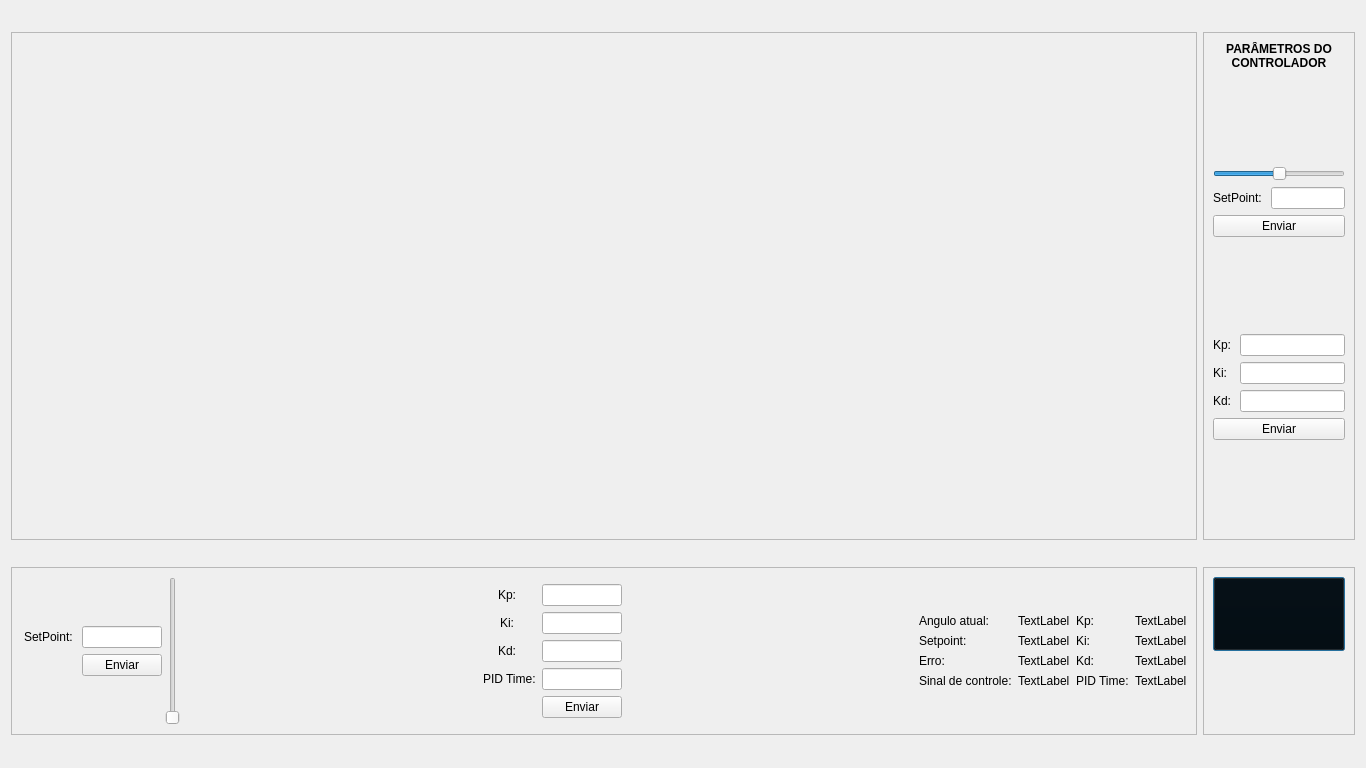
First picture: the form in rqt_gui_aeropendulum/resource/MyPlugin.ui, repository mateusmenezes95/aeropendulum, before the edit.
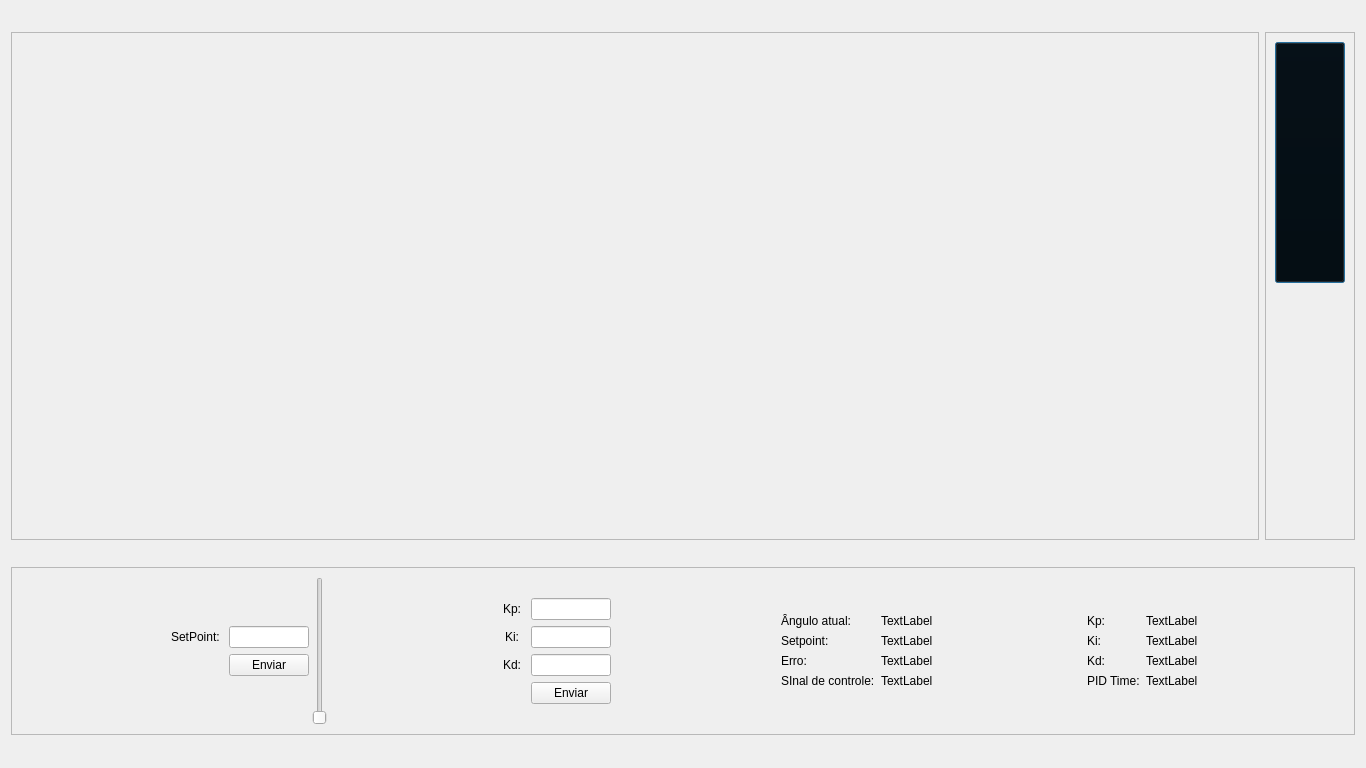
Second picture: the form after the edit. Icons and pictures are not drawn.

```diff
--- a/rqt_gui_aeropendulum/resource/MyPlugin.ui
+++ b/rqt_gui_aeropendulum/resource/MyPlugin.ui
@@ -16,9 +16,15 @@
   <layout class="QGridLayout" name="gridLayout">
    <item row="0" column="1">
     <widget class="QFrame" name="ParametersFrame">
+     <property name="sizePolicy">
+      <sizepolicy hsizetype="Preferred" vsizetype="Preferred">
+       <horstretch>0</horstretch>
+       <verstretch>0</verstretch>
+      </sizepolicy>
+     </property>
      <property name="maximumSize">
       <size>
-       <width>152</width>
+       <width>90</width>
        <height>508</height>
       </size>
      </property>
@@ -36,208 +42,80 @@
        <number>9</number>
       </property>
       <item>
-       <widget class="QLabel" name="label">
-        <property name="font">
-         <font>
-          <family>Liberation Sans</family>
-          <weight>75</weight>
-          <bold>true</bold>
-         </font>
+       <widget class="QPushButton" name="csvButton">
+        <property name="sizePolicy">
+         <sizepolicy hsizetype="Preferred" vsizetype="Preferred">
+          <horstretch>0</horstretch>
+          <verstretch>0</verstretch>
+         </sizepolicy>
         </property>
-        <property name="text">
-         <string>PARÂMETROS DO CONTROLADOR</string>
+        <property name="mouseTracking">
+         <bool>false</bool>
         </property>
-        <property name="alignment">
-         <set>Qt::AlignCenter</set>
+        <property name="autoFillBackground">
+         <bool>false</bool>
         </property>
-        <property name="wordWrap">
-         <bool>true</bool>
+        <property name="styleSheet">
+         <string notr="true">background: transparent;</string>
         </property>
-       </widget>
-      </item>
-      <item>
-       <spacer name="verticalSpacer_2">
-        <property name="orientation">
-         <enum>Qt::Vertical</enum>
+        <property name="text">
+         <string/>
         </property>
-        <property name="sizeType">
-         <enum>QSizePolicy::Expanding</enum>
+        <property name="icon">
+         <iconset>
+          <normaloff>icons/csv.svg</normaloff>icons/csv.svg</iconset>
         </property>
-        <property name="sizeHint" stdset="0">
+        <property name="iconSize">
          <size>
-          <width>20</width>
-          <height>80</height>
+          <width>64</width>
+          <height>64</height>
          </size>
         </property>
-       </spacer>
-      </item>
-      <item>
-       <widget class="QSlider" name="setPointSlider">
-        <property name="layoutDirection">
-         <enum>Qt::LeftToRight</enum>
+        <property name="default">
+         <bool>true</bool>
         </property>
-        <property name="minimum">
-         <number>-10</number>
-        </property>
-        <property name="maximum">
-         <number>10</number>
-        </property>
-        <property name="value">
-         <number>0</number>
-        </property>
-        <property name="tracking">
+        <property name="flat">
          <bool>false</bool>
         </property>
-        <property name="orientation">
-         <enum>Qt::Horizontal</enum>
-        </property>
-        <property name="invertedAppearance">
-         <bool>false</bool>
-        </property>
-        <property name="invertedControls">
-         <bool>false</bool>
-        </property>
-        <property name="tickPosition">
-         <enum>QSlider::NoTicks</enum>
-        </property>
-        <property name="tickInterval">
-         <number>2</number>
-        </property>
        </widget>
       </item>
       <item>
-       <layout class="QHBoxLayout" name="SetPointLayout">
-        <property name="spacing">
-         <number>9</number>
+       <widget class="QPushButton" name="stepResponseButton">
+        <property name="sizePolicy">
+         <sizepolicy hsizetype="Preferred" vsizetype="Preferred">
+          <horstretch>0</horstretch>
+          <verstretch>0</verstretch>
+         </sizepolicy>
         </property>
-        <item>
-         <widget class="QLabel" name="label_2">
-          <property name="text">
-           <string>SetPoint:</string>
-          </property>
-         </widget>
-        </item>
-        <item>
-         <widget class="QLineEdit" name="setPointInput">
-          <property name="maxLength">
-           <number>5</number>
-          </property>
-         </widget>
-        </item>
-       </layout>
-      </item>
-      <item>
-       <widget class="QPushButton" name="setPointButton">
-        <property name="text">
-         <string>Enviar</string>
-        </property>
-       </widget>
-      </item>
-      <item>
-       <spacer name="verticalSpacer">
-        <property name="orientation">
-         <enum>Qt::Vertical</enum>
-        </property>
-        <property name="sizeType">
-         <enum>QSizePolicy::Expanding</enum>
-        </property>
-        <property name="sizeHint" stdset="0">
+        <property name="maximumSize">
          <size>
-          <width>20</width>
-          <height>80</height>
+          <width>16777204</width>
+          <height>16777215</height>
          </size>
         </property>
-       </spacer>
-      </item>
-      <item>
-       <layout class="QVBoxLayout" name="PIDParametersLayout">
-        <item>
-         <layout class="QHBoxLayout" name="KpLayout">
-          <property name="spacing">
-           <number>9</number>
-          </property>
-          <item>
-           <widget class="QLabel" name="label_3">
-            <property name="text">
-             <string>Kp:</string>
-            </property>
-           </widget>
-          </item>
-          <item>
-           <widget class="QLineEdit" name="kpInput">
-            <property name="maxLength">
-             <number>5</number>
-            </property>
-            <property name="frame">
-             <bool>true</bool>
-            </property>
-           </widget>
-          </item>
-         </layout>
-        </item>
-        <item>
-         <layout class="QHBoxLayout" name="KiLayout">
-          <property name="spacing">
-           <number>13</number>
-          </property>
-          <item>
-           <widget class="QLabel" name="label_4">
-            <property name="text">
-             <string>Ki:</string>
-            </property>
-           </widget>
-          </item>
-          <item>
-           <widget class="QLineEdit" name="kiInput">
-            <property name="maxLength">
-             <number>5</number>
-            </property>
-           </widget>
-          </item>
-         </layout>
-        </item>
-        <item>
-         <layout class="QHBoxLayout" name="KdLayout">
-          <property name="spacing">
-           <number>9</number>
-          </property>
-          <item>
-           <widget class="QLabel" name="label_5">
-            <property name="text">
-             <string>Kd:</string>
-            </property>
-           </widget>
-          </item>
-          <item>
-           <widget class="QLineEdit" name="kdInput">
-            <property name="maxLength">
-             <number>5</number>
-            </property>
-           </widget>
-          </item>
-         </layout>
-        </item>
-       </layout>
-      </item>
-      <item>
-       <widget class="QPushButton" name="kParametersButton">
         <property name="text">
-         <string>Enviar</string>
+         <string/>
         </property>
-       </widget>
-      </item>
-      <item>
-       <spacer name="verticalSpacer_3">
-        <property name="orientation">
-         <enum>Qt::Vertical</enum>
+        <property name="icon">
+         <iconset>
+          <normaloff>icons/graphs.svg</normaloff>icons/graphs.svg</iconset>
         </property>
-        <property name="sizeHint" stdset="0">
+        <property name="iconSize">
          <size>
-          <width>20</width>
-          <height>40</height>
+          <width>64</width>
+          <height>64</height>
          </size>
         </property>
-       </spacer>
+        <property name="autoDefault">
+         <bool>false</bool>
+        </property>
+        <property name="default">
+         <bool>false</bool>
+        </property>
+        <property name="flat">
+         <bool>true</bool>
+        </property>
+       </widget>
       </item>
      </layout>
     </widget>
@@ -270,7 +148,7 @@
      </layout>
     </widget>
    </item>
-   <item row="1" column="0">
+   <item row="1" column="0" colspan="2">
     <widget class="QFrame" name="IconsFrame">
      <property name="maximumSize">
       <size>
@@ -285,6 +163,19 @@
       <enum>QFrame::Raised</enum>
      </property>
      <layout class="QHBoxLayout" name="horizontalLayout_2">
+      <item>
+       <spacer name="horizontalSpacer_4">
+        <property name="orientation">
+         <enum>Qt::Horizontal</enum>
+        </property>
+        <property name="sizeHint" stdset="0">
+         <size>
+          <width>40</width>
+          <height>20</height>
+         </size>
+        </property>
+       </spacer>
+      </item>
       <item>
        <layout class="QGridLayout" name="gridLayout_2">
         <item row="0" column="1">
@@ -306,7 +197,7 @@
            <set>Qt::AlignCenter</set>
           </property>
           <item row="2" column="1">
-           <widget class="QLineEdit" name="lineEdit_5">
+           <widget class="QLineEdit" name="setPointInput">
             <property name="sizePolicy">
              <sizepolicy hsizetype="Preferred" vsizetype="Fixed">
               <horstretch>0</horstretch>
@@ -329,7 +220,7 @@
            </widget>
           </item>
           <item row="3" column="1">
-           <widget class="QPushButton" name="setPointButton_2">
+           <widget class="QPushButton" name="setPointButton">
             <property name="sizePolicy">
              <sizepolicy hsizetype="Minimum" vsizetype="Fixed">
               <horstretch>0</horstretch>
@@ -363,7 +254,7 @@
          <enum>Qt::Horizontal</enum>
         </property>
         <property name="sizeType">
-         <enum>QSizePolicy::Minimum</enum>
+         <enum>QSizePolicy::Expanding</enum>
         </property>
         <property name="sizeHint" stdset="0">
          <size>
@@ -375,6 +266,9 @@
       </item>
       <item>
        <layout class="QFormLayout" name="formLayout_2">
+        <property name="fieldGrowthPolicy">
+         <enum>QFormLayout::AllNonFixedFieldsGrow</enum>
+        </property>
         <property name="labelAlignment">
          <set>Qt::AlignCenter</set>
         </property>
@@ -388,27 +282,6 @@
           </property>
          </widget>
         </item>
-        <item row="1" column="0">
-         <widget class="QLabel" name="label_7">
-          <property name="text">
-           <string>Ki: </string>
-          </property>
-         </widget>
-        </item>
-        <item row="2" column="0">
-         <widget class="QLabel" name="label_8">
-          <property name="text">
-           <string>Kd: </string>
-          </property>
-         </widget>
-        </item>
-        <item row="3" column="0">
-         <widget class="QLabel" name="label_9">
-          <property name="text">
-           <string>PID Time:</string>
-          </property>
-         </widget>
-        </item>
         <item row="0" column="1">
          <widget class="QLineEdit" name="lineEdit">
           <property name="maximumSize">
@@ -419,6 +292,13 @@
           </property>
          </widget>
         </item>
+        <item row="1" column="0">
+         <widget class="QLabel" name="label_7">
+          <property name="text">
+           <string>Ki: </string>
+          </property>
+         </widget>
+        </item>
         <item row="1" column="1">
          <widget class="QLineEdit" name="lineEdit_2">
           <property name="maximumSize">
@@ -429,6 +309,13 @@
           </property>
          </widget>
         </item>
+        <item row="2" column="0">
+         <widget class="QLabel" name="label_8">
+          <property name="text">
+           <string>Kd: </string>
+          </property>
+         </widget>
+        </item>
         <item row="2" column="1">
          <widget class="QLineEdit" name="lineEdit_3">
           <property name="maximumSize">
@@ -440,16 +327,6 @@
          </widget>
         </item>
         <item row="3" column="1">
-         <widget class="QLineEdit" name="lineEdit_4">
-          <property name="maximumSize">
-           <size>
-            <width>80</width>
-            <height>16777215</height>
-           </size>
-          </property>
-         </widget>
-        </item>
-        <item row="4" column="1">
          <widget class="QPushButton" name="pushButton">
           <property name="maximumSize">
            <size>
@@ -470,7 +347,7 @@
          <enum>Qt::Horizontal</enum>
         </property>
         <property name="sizeType">
-         <enum>QSizePolicy::Minimum</enum>
+         <enum>QSizePolicy::Expanding</enum>
         </property>
         <property name="sizeHint" stdset="0">
          <size>
@@ -481,234 +358,165 @@
        </spacer>
       </item>
       <item>
-       <layout class="QHBoxLayout" name="horizontalLayout">
-        <item>
-         <layout class="QFormLayout" name="formLayout_5">
-          <property name="fieldGrowthPolicy">
-           <enum>QFormLayout::AllNonFixedFieldsGrow</enum>
+       <layout class="QFormLayout" name="formLayout_3">
+        <property name="fieldGrowthPolicy">
+         <enum>QFormLayout::AllNonFixedFieldsGrow</enum>
+        </property>
+        <property name="formAlignment">
+         <set>Qt::AlignLeading|Qt::AlignLeft|Qt::AlignVCenter</set>
+        </property>
+        <item row="0" column="0">
+         <widget class="QLabel" name="label">
+          <property name="text">
+           <string>Ângulo atual:</string>
           </property>
-          <property name="formAlignment">
-           <set>Qt::AlignLeading|Qt::AlignLeft|Qt::AlignVCenter</set>
+         </widget>
+        </item>
+        <item row="0" column="1">
+         <widget class="QLabel" name="actualAngleLabel">
+          <property name="text">
+           <string>TextLabel</string>
           </property>
-          <item row="0" column="0">
-           <widget class="QLabel" name="label_12">
-            <property name="text">
-             <string>Angulo atual: </string>
-            </property>
-           </widget>
-          </item>
-          <item row="0" column="1">
-           <widget class="QLabel" name="label_13">
-            <property name="text">
-             <string>TextLabel</string>
-            </property>
-           </widget>
-          </item>
-          <item row="1" column="0">
-           <widget class="QLabel" name="label_14">
-            <property name="text">
-             <string>Setpoint: </string>
-            </property>
-           </widget>
-          </item>
-          <item row="1" column="1">
-           <widget class="QLabel" name="label_17">
-            <property name="text">
-             <string>TextLabel</string>
-            </property>
-           </widget>
-          </item>
-          <item row="2" column="0">
-           <widget class="QLabel" name="label_15">
-            <property name="text">
-             <string>Erro:</string>
-            </property>
-           </widget>
-          </item>
-          <item row="2" column="1">
-           <widget class="QLabel" name="label_18">
-            <property name="text">
-             <string>TextLabel</string>
-            </property>
-           </widget>
-          </item>
-          <item row="3" column="0">
-           <widget class="QLabel" name="label_16">
-            <property name="text">
-             <string>Sinal de controle:</string>
-            </property>
-           </widget>
-          </item>
-          <item row="3" column="1">
-           <widget class="QLabel" name="label_19">
-            <property name="text">
-             <string>TextLabel</string>
-            </property>
-           </widget>
-          </item>
-         </layout>
+         </widget>
         </item>
-        <item>
-         <layout class="QFormLayout" name="formLayout_3">
-          <property name="fieldGrowthPolicy">
-           <enum>QFormLayout::AllNonFixedFieldsGrow</enum>
+        <item row="1" column="0">
+         <widget class="QLabel" name="label_4">
+          <property name="text">
+           <string>Setpoint: </string>
           </property>
-          <property name="formAlignment">
-           <set>Qt::AlignLeading|Qt::AlignLeft|Qt::AlignVCenter</set>
+         </widget>
+        </item>
+        <item row="1" column="1">
+         <widget class="QLabel" name="setPointLabel">
+          <property name="text">
+           <string>TextLabel</string>
           </property>
-          <item row="0" column="0">
-           <widget class="QLabel" name="label_10">
-            <property name="text">
-             <string>Kp:</string>
-            </property>
-           </widget>
-          </item>
-          <item row="1" column="0">
-           <widget class="QLabel" name="label_20">
-            <property name="text">
-             <string>Ki:</string>
-            </property>
-           </widget>
-          </item>
-          <item row="2" column="0">
-           <widget class="QLabel" name="label_21">
-            <property name="text">
-             <string>Kd:</string>
-            </property>
-           </widget>
-          </item>
-          <item row="3" column="0">
-           <widget class="QLabel" name="label_22">
-            <property name="text">
-             <string>PID Time:</string>
-            </property>
-           </widget>
-          </item>
-          <item row="0" column="1">
-           <widget class="QLabel" name="label_23">
-            <property name="text">
-             <string>TextLabel</string>
-            </property>
-           </widget>
-          </item>
-          <item row="1" column="1">
-           <widget class="QLabel" name="label_24">
-            <property name="text">
-             <string>TextLabel</string>
-            </property>
-           </widget>
-          </item>
-          <item row="2" column="1">
-           <widget class="QLabel" name="label_25">
-            <property name="text">
-             <string>TextLabel</string>
-            </property>
-           </widget>
-          </item>
-          <item row="3" column="1">
-           <widget class="QLabel" name="label_26">
-            <property name="text">
-             <string>TextLabel</string>
-            </property>
-           </widget>
-          </item>
-         </layout>
+         </widget>
         </item>
+        <item row="2" column="0">
+         <widget class="QLabel" name="label_5">
+          <property name="text">
+           <string>Erro: </string>
+          </property>
+         </widget>
+        </item>
+        <item row="2" column="1">
+         <widget class="QLabel" name="errorLabel">
+          <property name="text">
+           <string>TextLabel</string>
+          </property>
+         </widget>
+        </item>
+        <item row="3" column="0">
+         <widget class="QLabel" name="label_10">
+          <property name="text">
+           <string>SInal de controle:</string>
+          </property>
+         </widget>
+        </item>
+        <item row="3" column="1">
+         <widget class="QLabel" name="controlSignalLabel">
+          <property name="text">
+           <string>TextLabel</string>
+          </property>
+         </widget>
+        </item>
        </layout>
       </item>
-     </layout>
-    </widget>
-   </item>
-   <item row="1" column="1">
-    <widget class="QFrame" name="frame">
-     <property name="frameShape">
-      <enum>QFrame::StyledPanel</enum>
-     </property>
-     <property name="frameShadow">
-      <enum>QFrame::Raised</enum>
-     </property>
-     <layout class="QVBoxLayout" name="verticalLayout_2">
-      <property name="spacing">
-       <number>0</number>
-      </property>
-      <property name="bottomMargin">
-       <number>9</number>
-      </property>
       <item>
-       <widget class="QPushButton" name="csvButton">
-        <property name="sizePolicy">
-         <sizepolicy hsizetype="Preferred" vsizetype="Preferred">
-          <horstretch>0</horstretch>
-          <verstretch>0</verstretch>
-         </sizepolicy>
+       <spacer name="horizontalSpacer_3">
+        <property name="orientation">
+         <enum>Qt::Horizontal</enum>
         </property>
-        <property name="mouseTracking">
-         <bool>false</bool>
+        <property name="sizeType">
+         <enum>QSizePolicy::Expanding</enum>
         </property>
-        <property name="autoFillBackground">
-         <bool>false</bool>
-        </property>
-        <property name="styleSheet">
-         <string notr="true">background: transparent;</string>
-        </property>
-        <property name="text">
-         <string/>
-        </property>
-        <property name="icon">
-         <iconset>
-          <normaloff>icons/csv.svg</normaloff>icons/csv.svg</iconset>
-        </property>
-        <property name="iconSize">
+        <property name="sizeHint" stdset="0">
          <size>
-          <width>64</width>
-          <height>64</height>
+          <width>80</width>
+          <height>20</height>
          </size>
         </property>
-        <property name="default">
-         <bool>true</bool>
+       </spacer>
+      </item>
+      <item>
+       <layout class="QFormLayout" name="formLayout_4">
+        <property name="fieldGrowthPolicy">
+         <enum>QFormLayout::AllNonFixedFieldsGrow</enum>
         </property>
-        <property name="flat">
-         <bool>false</bool>
+        <property name="formAlignment">
+         <set>Qt::AlignLeading|Qt::AlignLeft|Qt::AlignVCenter</set>
         </property>
-       </widget>
+        <item row="0" column="0">
+         <widget class="QLabel" name="label_2">
+          <property name="text">
+           <string>Kp: </string>
+          </property>
+         </widget>
+        </item>
+        <item row="0" column="1">
+         <widget class="QLabel" name="kpLabel">
+          <property name="text">
+           <string>TextLabel</string>
+          </property>
+         </widget>
+        </item>
+        <item row="1" column="0">
+         <widget class="QLabel" name="label_15">
+          <property name="text">
+           <string>Ki: </string>
+          </property>
+         </widget>
+        </item>
+        <item row="1" column="1">
+         <widget class="QLabel" name="kiLabel">
+          <property name="text">
+           <string>TextLabel</string>
+          </property>
+         </widget>
+        </item>
+        <item row="2" column="0">
+         <widget class="QLabel" name="label_16">
+          <property name="text">
+           <string>Kd: </string>
+          </property>
+         </widget>
+        </item>
+        <item row="2" column="1">
+         <widget class="QLabel" name="kdLabel">
+          <property name="text">
+           <string>TextLabel</string>
+          </property>
+         </widget>
+        </item>
+        <item row="3" column="1">
+         <widget class="QLabel" name="pidTimeLabel">
+          <property name="text">
+           <string>TextLabel</string>
+          </property>
+         </widget>
+        </item>
+        <item row="3" column="0">
+         <widget class="QLabel" name="label_17">
+          <property name="text">
+           <string>PID Time:</string>
+          </property>
+         </widget>
+        </item>
+       </layout>
       </item>
       <item>
-       <widget class="QPushButton" name="stepResponseButton">
-        <property name="sizePolicy">
-         <sizepolicy hsizetype="Preferred" vsizetype="Preferred">
-          <horstretch>0</horstretch>
-          <verstretch>0</verstretch>
-         </sizepolicy>
+       <spacer name="horizontalSpacer_5">
+        <property name="orientation">
+         <enum>Qt::Horizontal</enum>
         </property>
-        <property name="maximumSize">
+        <property name="sizeHint" stdset="0">
          <size>
-          <width>16777204</width>
-          <height>16777215</height>
+          <width>40</width>
+          <height>20</height>
          </size>
         </property>
-        <property name="text">
-         <string/>
-        </property>
-        <property name="icon">
-         <iconset>
-          <normaloff>icons/graphs.svg</normaloff>icons/graphs.svg</iconset>
-        </property>
-        <property name="iconSize">
-         <size>
-          <width>64</width>
-          <height>64</height>
-         </size>
-        </property>
-        <property name="autoDefault">
-         <bool>false</bool>
-        </property>
-        <property name="default">
-         <bool>false</bool>
-        </property>
-        <property name="flat">
-         <bool>true</bool>
-        </property>
-       </widget>
+       </spacer>
       </item>
      </layout>
     </widget>
```
